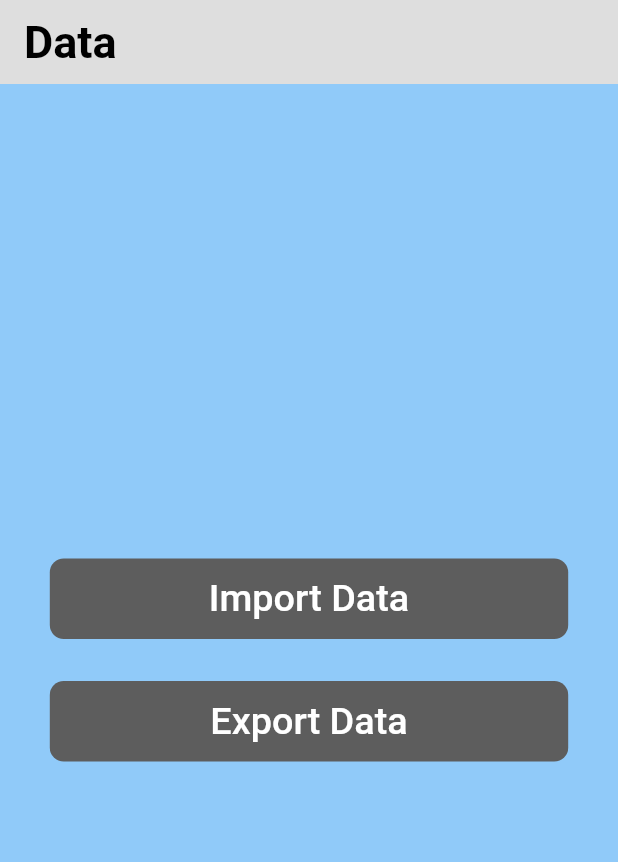
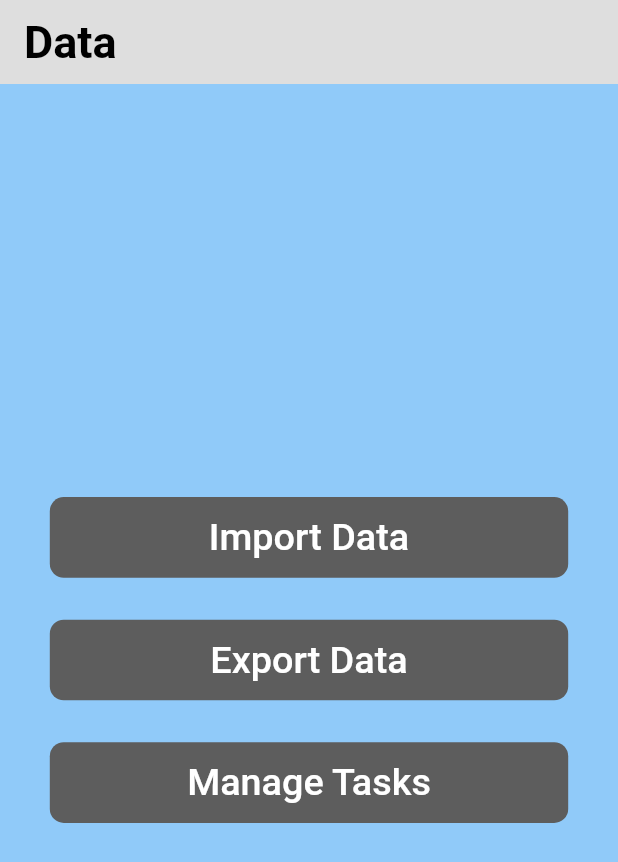
Before and after one commit to lenny1400/diplomarbeit, a Flutter app: the DataPage screen opened directly, on a phone screen of 412 x 824 dp. Shown: the top 862 px of the screen. Run offline on Flutter 3.47's test engine with Material 2 defaults, Android fonts, the phone set to English and light mode, and no system bars; our stand-ins replace bootstrap_icons, camera, csv, file_picker, firebase_auth, firebase_core and 8 more; missing offline and left inert: dart:ffi; accounts and stored records are empty.

Commit message:
new screen added
task management to manage tasks xd

```diff
--- a/lib/main_screens/data_screen.dart
+++ b/lib/main_screens/data_screen.dart
@@ -6,6 +6,7 @@ import 'package:flutter/services.dart';
 import 'package:intl/intl.dart';
 import 'package:shared_preferences/shared_preferences.dart';
 import 'package:simple_nav_bar/responsive_screens/data/data_screens/import/importfiles.dart';
+import 'package:simple_nav_bar/responsive_screens/data/data_screens/taskmanagement/taskmanagement.dart';
 import 'dart:io' as io;
 import '../themes.dart';
 import '../responsive_screens/data/data_screens/export/exportfiles.dart';
@@ -45,7 +46,6 @@ class _DataState extends State<Data> {
   Widget build(BuildContext context) {
     return MaterialApp(
       home: DataPage(title: 'Data'),
-      title: 'Flutter Theme Demo',
       debugShowCheckedModeBanner: false,
       theme: CustomTheme.lightTheme,
       darkTheme: CustomTheme.darkTheme,
@@ -107,8 +107,9 @@ class _DataPageState extends State<DataPage> {
                       ),
                     )
                 ),
-                const Padding(
-                  padding: EdgeInsets.only(top: 30),),
+                Padding(
+                  padding: EdgeInsets.only(top: 30),
+                ),
                 SizedBox(
                     width: MediaQuery.of(context).size.width * 0.90,
                     height: MediaQuery.of(context).size.height*0.07,
@@ -129,7 +130,29 @@ class _DataPageState extends State<DataPage> {
                         style: theme.textTheme.bodyText1,
                       ),
                     )
-                )
+                ),
+                Padding(
+                  padding: EdgeInsets.only(top: 30),
+                ),
+                SizedBox(
+                    width: MediaQuery.of(context).size.width * 0.90,
+                    height: MediaQuery.of(context).size.height*0.07,
+                    child: FloatingActionButton(
+                      elevation: 0,
+                      heroTag: "btnManageTasks",
+                      backgroundColor: theme.cardColor,
+                      shape: RoundedRectangleBorder(
+                        borderRadius: BorderRadius.all(Radius.circular(10.0)),
+                      ),
+                      onPressed: () {
+                        Navigator.push(context, MaterialPageRoute(builder: (_) => ManagementPage(title: "Manage Tasks")));
+                      },
+                      child: Text(
+                        'Manage Tasks',
+                        style: theme.textTheme.bodyText1,
+                      ),
+                    )
+                ),
               ],
             ),
           ),
```
Also changed, not shown: lib/responsive_screens/data/data_screens/taskmanagement/taskmanagement.dart (added, +72 -0 lines), pubspec.lock, 3 other files.
